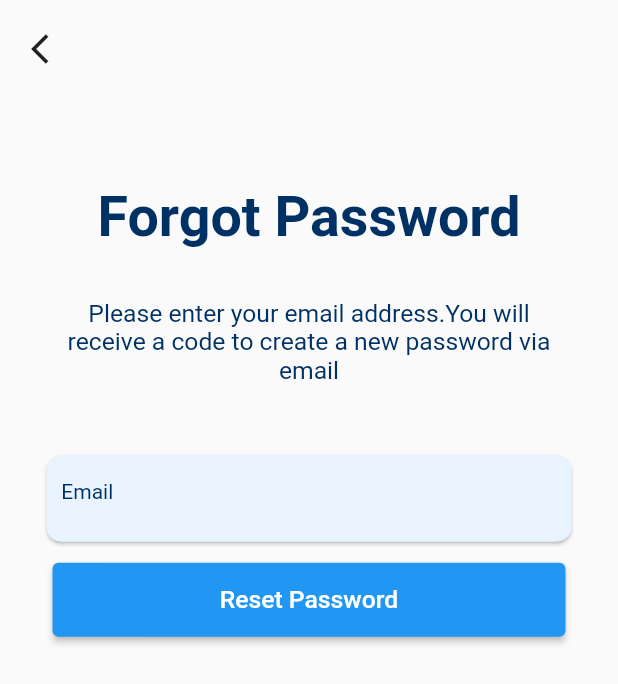
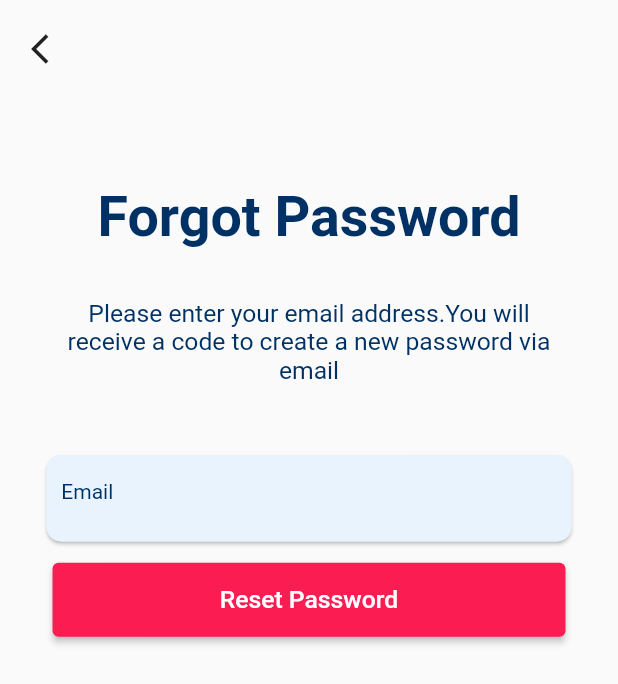
Before and after one commit to techlifestudio/Docexal_Doctor, a Flutter app: the ForgotPasswordScreen screen opened by its route, on a phone screen of 412 x 824 dp. Shown: the top 684 px of the screen. Run offline on Flutter 3.47's test engine with Material 2 defaults, Android fonts, the phone set to English and light mode, and no system bars; our stand-ins replace cached_network_image, cloud_firestore, connectivity, country_picker, dio, firebase_auth and 18 more; missing offline and left inert: agora_rtc_engine, dropdown_plus, flutter_paystack, flutter_stripe, flutterwave_standard, http_auth and 4 more; accounts and stored records are empty; generated files the repository leaves out were written again; network calls fail; project files that could hold a hidden picture were left out.

Commit message:
forgotpassword.dart button color change

```diff
--- a/lib/screens/forgotpassword.dart
+++ b/lib/screens/forgotpassword.dart
@@ -1,3 +1,4 @@
+import 'package:doctro/chat/constants/colors.dart';
 import 'package:doctro/model/ForgotPassword.dart';
 import 'package:doctro/retrofit/api_header.dart';
 import 'package:doctro/retrofit/base_model.dart';
@@ -123,6 +124,9 @@ class _ForgotPasswordScreenState extends State<ForgotPasswordScreen> {
                            left: width * 0.018, right: width * 0.018),
                       // alignment: Alignment.center,
                       child: ElevatedButton(
+                        style: ElevatedButton.styleFrom(
+                          primary: ColorConstants.primaryColor
+                        ),
                         child: Text(
                           getTranslated(context, forgot_reset_button).toString(),
                           style: TextStyle(fontSize: width * 0.04),
```
